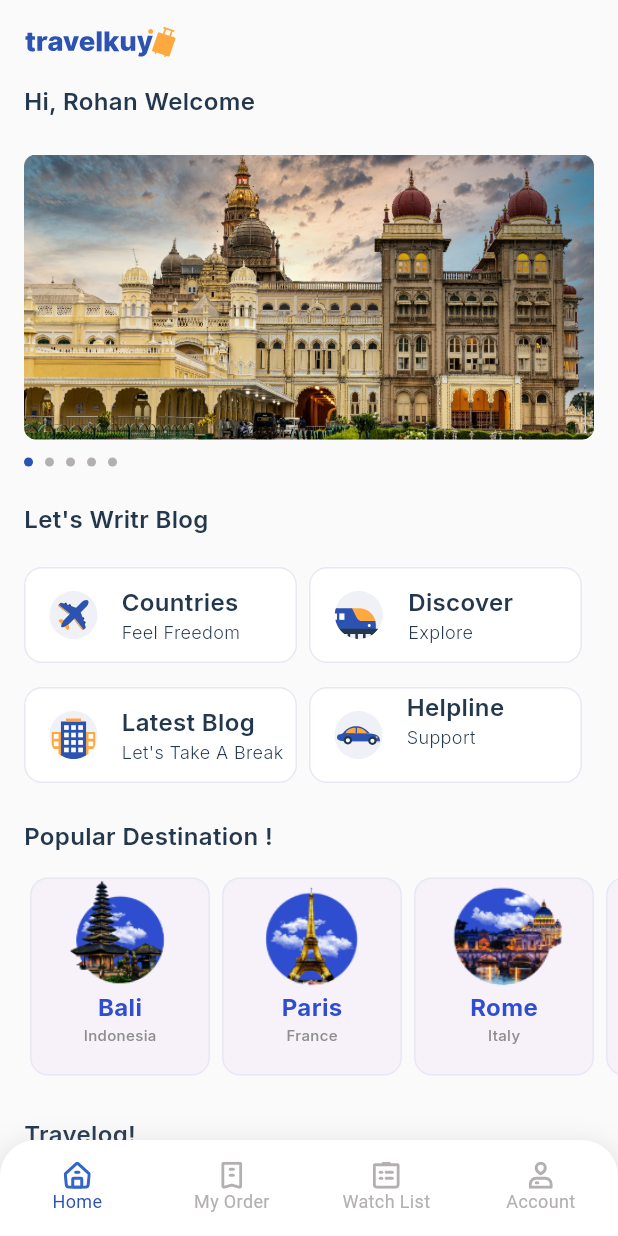
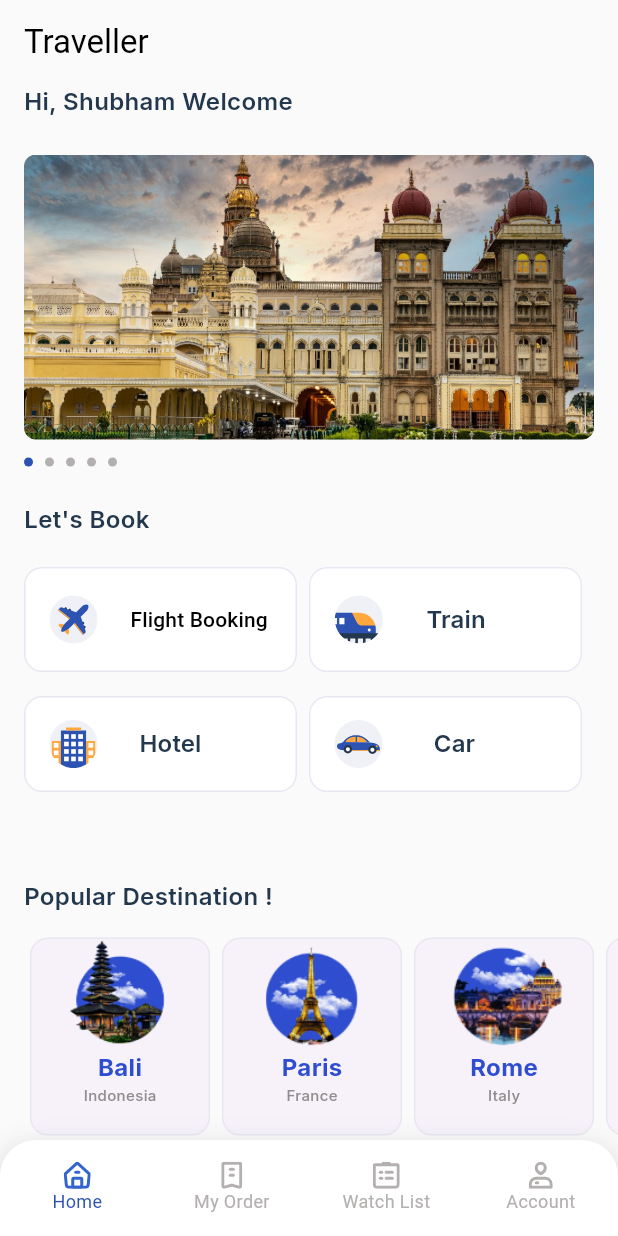
Before and after one commit to mangeshwayaldeveloper/travelblog, a Flutter app: the HomeScreen screen opened directly, on a phone screen of 412 x 824 dp. Run offline on Flutter 3.47's test engine with Material 3 defaults, Android fonts, the phone set to English and light mode, and no system bars; our stand-ins replace cloud_firestore, firebase_auth, firebase_core, flutter_svg, flutter_swiper_plus, google_fonts; accounts and stored records are empty.

Commit message:
travel booking

```diff
--- /dev/null
+++ b/lib/Screen/Home/booking/hotel.dart
@@ -0,0 +1,15 @@
+import 'package:flutter/cupertino.dart';
+
+class Hotel extends StatefulWidget {
+  const Hotel({super.key});
+
+  @override
+  State<Hotel> createState() => _HotelState();
+}
+
+class _HotelState extends State<Hotel> {
+  @override
+  Widget build(BuildContext context) {
+    return const Placeholder();
+  }
+}
--- /dev/null
+++ b/lib/Screen/Home/booking/train.dart
@@ -0,0 +1,15 @@
+import 'package:flutter/cupertino.dart';
+
+class Train extends StatefulWidget {
+  const Train({super.key});
+
+  @override
+  State<Train> createState() => _TrainState();
+}
+
+class _TrainState extends State<Train> {
+  @override
+  Widget build(BuildContext context) {
+    return const Placeholder();
+  }
+}
--- a/lib/Screen/home.dart
+++ b/lib/Screen/home.dart
@@ -2,6 +2,7 @@ import 'package:flutter/material.dart';
 import 'package:flutter/services.dart';
 import 'package:flutter_svg/flutter_svg.dart';
 import 'package:flutter_swiper_plus/flutter_swiper_plus.dart';
+import 'package:travel_booking/Screen/Home/booking/flight.dart';
 import 'package:travel_booking/constants/color_constant.dart';
 import 'package:travel_booking/constants/style.dart';
 import 'package:travel_booking/models/carousel_model.dart';
@@ -34,8 +35,13 @@ class _HomeScreenState extends State<HomeScreen> {
               statusBarColor: Colors.transparent,
               statusBarIconBrightness: Brightness.dark),
           backgroundColor: mBackgroundColor,
-        title: SvgPicture.asset("Images/svg/logo.svg"),
-        elevation: 0,
+          title: Text(
+            "Traveller",
+            style: TextStyle(color: Colors.black),
+          )
+          // Image.asset("assets/traveller.jpg"),
+          // SvgPicture.asset("Images/svg/logo.svg"),
+          // elevation: 0,
           ),
       backgroundColor: mBackgroundColor,
       bottomNavigationBar: BottomNavigationTravel(),
@@ -47,7 +53,7 @@ class _HomeScreenState extends State<HomeScreen> {
             Padding(
               padding: EdgeInsets.only(left: 16, bottom: 24),
               child: Text(
-                'Hi, Rohan Welcome',
+                'Hi, Shubham Welcome',
                 style: mTitleStyle,
               ),
             ),
@@ -112,7 +118,7 @@ class _HomeScreenState extends State<HomeScreen> {
             Padding(
               padding: EdgeInsets.only(left: 16, top: 24),
               child: Text(
-                'Let\'s Writr Blog',
+                'Let\'s Book',
                 style: mTitleStyle,
               ),
             ),
@@ -120,7 +126,7 @@ class _HomeScreenState extends State<HomeScreen> {
               height: 20,
             ),
             Container(
-              height: 144,
+              height: 184,
               margin: EdgeInsets.only(left: 16, right: 16),
               child: Column(
                 children: <Widget>[
@@ -130,7 +136,7 @@ class _HomeScreenState extends State<HomeScreen> {
                         child: Container(
                           margin: EdgeInsets.only(right: 8),
                           padding: EdgeInsets.only(left: 16),
-                          height: 64,
+                          height: 70,
                           decoration: BoxDecoration(
                               color: mFillColor,
                               borderRadius: BorderRadius.circular(12),
@@ -143,19 +149,23 @@ class _HomeScreenState extends State<HomeScreen> {
                                 fit: BoxFit.contain,
                               ),
                               Padding(
-                                padding: EdgeInsets.only(left: 16),
+                                padding: EdgeInsets.only(left: 10),
                                 child: Column(
                                   crossAxisAlignment: CrossAxisAlignment.start,
                                   mainAxisAlignment: MainAxisAlignment.center,
                                   children: [
-                                    Text(
-                                      "Countries",
-                                      style: mTitleStyle,
-                                    ),
-                                    Text(
-                                      "Feel Freedom",
-                                      style: mServiceSubtitleStyle,
-                                    )
+                                    TextButton(
+                                        onPressed: () {
+                                          Navigator.of(context).push(
+                                              MaterialPageRoute(
+                                                  builder: (context) =>
+                                                      FlightBooking()));
+                                        },
+                                        child: Text(
+                                          "Flight Booking",
+                                          style: TextStyle(fontSize: 14,color: Colors.black),
+                                          overflow: TextOverflow.ellipsis,
+                                        )),
                                   ],
                                 ),
                               )
@@ -167,7 +177,7 @@ class _HomeScreenState extends State<HomeScreen> {
                         child: Container(
                           margin: EdgeInsets.only(right: 8),
                           padding: EdgeInsets.only(left: 16),
-                          height: 64,
+                          height: 70,
                           decoration: BoxDecoration(
                               color: mFillColor,
                               borderRadius: BorderRadius.circular(12),
@@ -185,14 +195,14 @@ class _HomeScreenState extends State<HomeScreen> {
                                   crossAxisAlignment: CrossAxisAlignment.start,
                                   mainAxisAlignment: MainAxisAlignment.center,
                                   children: [
-                                    Text(
-                                      "Discover",
+                                    TextButton(
+                                      onPressed: (){},
+                                      child: Text(
+                                        "Train",
                                         style: mTitleStyle,
                                       ),
-                                    Text(
-                                      "Explore",
-                                      style: mServiceSubtitleStyle,
-                                    )
+                                    ),
+
                                   ],
                                 ),
                               )
@@ -229,14 +239,17 @@ class _HomeScreenState extends State<HomeScreen> {
                                   crossAxisAlignment: CrossAxisAlignment.start,
                                   mainAxisAlignment: MainAxisAlignment.center,
                                   children: [
-                                    Text(
-                                      "Latest Blog",
+                                    TextButton(
+                                      onPressed: () {  },
+                                      child: Text(
+                                        "Hotel",
                                         style: mTitleStyle,
                                       ),
-                                    Text(
-                                      "Let's Take A Break",
-                                      style: mServiceSubtitleStyle,
-                                    )
+                                    ),
+                                    // Text(
+                                    //   "Let's Take A Break",
+                                    //   style: mServiceSubtitleStyle,
+                                    // )
                                   ],
                                 ),
                               )
@@ -266,17 +279,20 @@ class _HomeScreenState extends State<HomeScreen> {
                                   crossAxisAlignment: CrossAxisAlignment.start,
                                   mainAxisAlignment: MainAxisAlignment.center,
                                   children: [
-                                    Text(
-                                      "Helpline",
+                                    TextButton(
+                                      onPressed: () {  },
+                                      child: Text(
+                                        "Car",
                                         style: mTitleStyle,
                                       ),
-                                    Text(
-                                      "Support",
-                                      style: mServiceSubtitleStyle,
                                     ),
-                                    SizedBox(
-                                      height: 20,
-                                    ),
+                                    // Text(
+                                    //   "Support",
+                                    //   style: mServiceSubtitleStyle,
+                                    // ),
+                                    // SizedBox(
+                                    //   height: 20,
+                                    // ),
                                     // popular destination section
                                   ],
                                 ),
--- a/lib/main.dart
+++ b/lib/main.dart
@@ -19,7 +19,7 @@ class MyApp extends StatelessWidget {
     return MaterialApp(
       debugShowCheckedModeBanner: false,
       title: "Travel App",
-      routes: {"/": (context) => Login()},
+      routes: {"/": (context) => HomeScreen()},
     );
   }
 }
```
Also changed, not shown: lib/Screen/Home/booking/car.dart (added, +15 -0 lines), lib/Screen/Home/booking/flight.dart (added, +28 -0 lines), lib/Screen/login.dart (+8 -5 lines), lib/Screen/signup.dart (+8 -5 lines), assets/traveller.jpg (added). Lines whose indentation alone changed are shown as unchanged.
